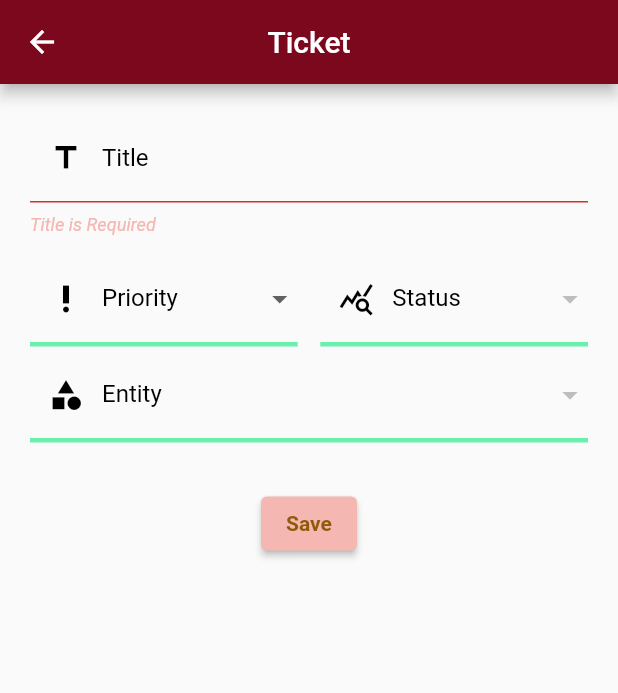
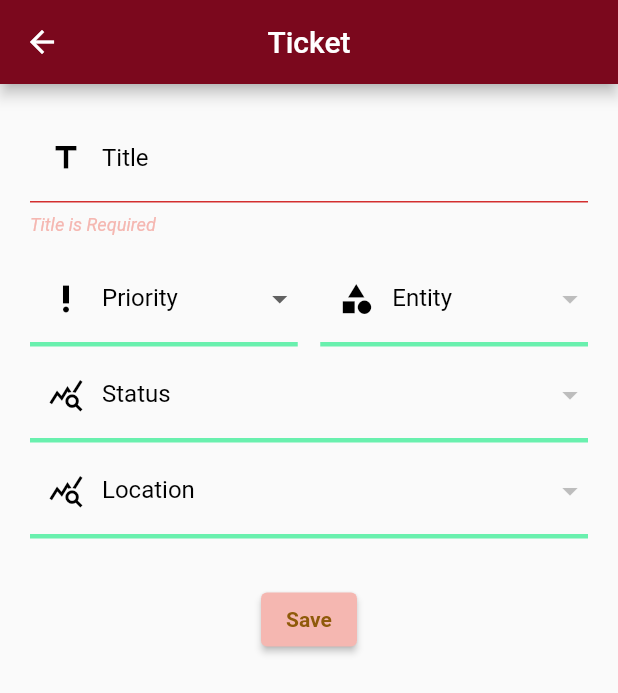
Before and after one commit to itsmng/mobileapp, a Flutter app: the DetailTicket screen opened directly with empty values, after a tap on "Save", on a phone screen of 412 x 824 dp. Shown: the top 693 px of the screen. Run offline on Flutter 3.47's test engine with Material 2 defaults, Android fonts, the phone set to English and light mode, and no system bars; our stand-ins replace charts_flutter, rflutter_alert, shared_preferences; missing offline and left inert: regexed_validator; accounts and stored records are empty; network calls fail.

Commit message:
Location dropdown with coherent data

```diff
--- a/lib/UI/detail_ticket.dart
+++ b/lib/UI/detail_ticket.dart
@@ -6,6 +6,7 @@ import 'package:mobileapp/common/message.dart';
 import 'package:mobileapp/form_fields.dart/button.dart';
 import 'package:mobileapp/form_fields.dart/form_fields_ticket.dart';
 import 'package:mobileapp/models/entity.dart';
+import 'package:mobileapp/models/location.dart';
 import 'package:mobileapp/models/special_status.dart';
 import 'package:mobileapp/models/tickets_model.dart';
 
@@ -38,6 +39,9 @@ class _DetailTicketState extends State<DetailTicket> {
   Map<int, String> listEntities = {};
   late String selectedEntity;
 
+  Map<int, String> listLocations = {};
+  late String selectedLocation;
+
   Map<int, String> listPriority = {
     1: "Very low",
     2: "Low",
@@ -66,9 +70,11 @@ class _DetailTicketState extends State<DetailTicket> {
     selectedPriority = widget.ticket.priority.toString();
     selectedStatus = widget.ticket.statusValue.toString();
     selectedEntity = widget.ticket.entity.toString();
+    selectedLocation = widget.ticket.location.toString();
 
     getAllStatus();
     getAllEntities();
+    getAllLocations();
     super.initState();
   }
 
@@ -133,6 +139,36 @@ class _DetailTicketState extends State<DetailTicket> {
                       ),
                       Expanded(
                         child: DropdownButtonFormField(
+                          value: selectedEntity,
+                          items: dropdown.dropdownItem(listEntities),
+                          onChanged: (String? value) {
+                            setState(() {
+                              selectedEntity = value!;
+                            });
+                          },
+                          decoration: const InputDecoration(
+                            labelText: 'Entity',
+                            prefixIcon:
+                                Icon(Icons.category_sharp, color: Colors.black),
+                            focusColor: Colors.black,
+                            enabledBorder: UnderlineInputBorder(
+                              borderSide: BorderSide(
+                                  width: 3, color: Colors.greenAccent),
+                            ),
+                            labelStyle: TextStyle(color: Colors.black),
+                            errorStyle: TextStyle(
+                                color: Color.fromARGB(255, 245, 183, 177),
+                                fontStyle: FontStyle.italic),
+                          ),
+                        ),
+                      ),
+                    ],
+                  ),
+                  Row(
+                    mainAxisAlignment: MainAxisAlignment.center,
+                    children: <Widget>[
+                      Expanded(
+                        child: DropdownButtonFormField(
                           value: selectedStatus,
                           items: dropdown.dropdownItem(listStatus),
                           onChanged: (String? value) {
@@ -163,17 +199,17 @@ class _DetailTicketState extends State<DetailTicket> {
                     children: <Widget>[
                       Expanded(
                         child: DropdownButtonFormField(
-                          value: selectedEntity,
-                          items: dropdown.dropdownItem(listEntities),
+                          value: selectedLocation,
+                          items: dropdown.dropdownItem(listLocations),
                           onChanged: (String? value) {
                             setState(() {
-                              selectedEntity = value!;
+                              selectedLocation = value!;
                             });
                           },
                           decoration: const InputDecoration(
-                            labelText: 'Entity',
-                            prefixIcon:
-                                Icon(Icons.category_sharp, color: Colors.black),
+                            labelText: 'Location',
+                            prefixIcon: Icon(Icons.query_stats_sharp,
+                                color: Colors.black),
                             focusColor: Colors.black,
                             enabledBorder: UnderlineInputBorder(
                               borderSide: BorderSide(
@@ -205,10 +241,14 @@ class _DetailTicketState extends State<DetailTicket> {
                         var entityID = listEntities.keys.where((element) =>
                             listEntities[element] == selectedEntity);
 
+                        var locationID = listLocations.keys.where((element) =>
+                            listLocations[element] == selectedLocation);
+
                         updateData["name"] = _titleController.text;
                         updateData["priority"] = priorityID.first;
                         updateData["status"] = statusID.first;
                         updateData["entities_id"] = entityID.first;
+                        updateData["locations_id"] = locationID.first;
 
                         responseAPI = objectTicket.apiMgmt.put(
                             ApiEndpoint.apiUpdateTicket,
@@ -254,6 +294,7 @@ class _DetailTicketState extends State<DetailTicket> {
         listStatus[e.id!] = e.name.toString();
       }
     });
+    print(listStatus);
   }
 
   getAllEntities() async {
@@ -265,5 +306,18 @@ class _DetailTicketState extends State<DetailTicket> {
         listEntities[e.id!] = e.name.toString();
       }
     });
+    print(listEntities);
+  }
+
+  getAllLocations() async {
+    // Object of the Special Status class
+    final location = Location();
+    List<Location> allLocations = await location.getAllLocations();
+    setState(() {
+      for (var e in allLocations) {
+        listLocations[e.id!] = e.name.toString();
+      }
+    });
+    print(listLocations);
   }
 }
```
